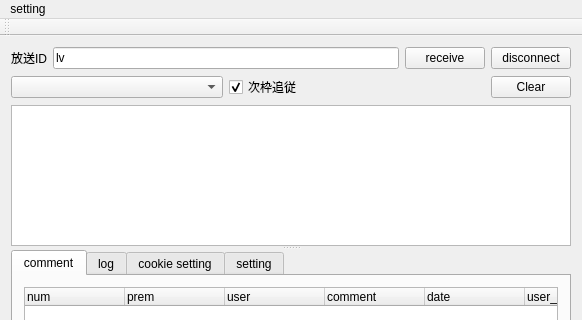
The window that ui/mainwindow.ui (diginatu/Viqo) describes before a commit, drawn with Qt 5; both pictures show x 0 to 582 and y 0 to 320 of the 582 by 500 pixel window.
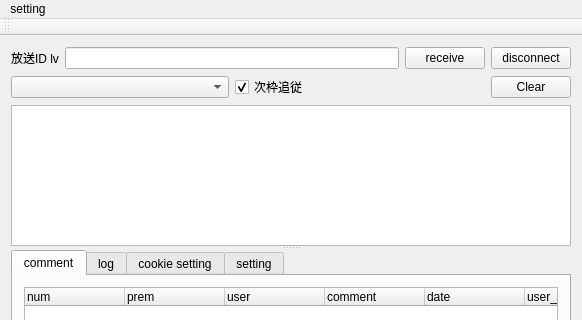
The same window after the commit.

What changed in the file:
```diff
--- a/ui/mainwindow.ui
+++ b/ui/mainwindow.ui
@@ -30,7 +30,7 @@
        </sizepolicy>
       </property>
       <property name="text">
-       <string>放送ID</string>
+       <string>放送ID lv</string>
       </property>
      </widget>
     </item>
@@ -553,7 +553,7 @@
        </sizepolicy>
       </property>
       <property name="text">
-       <string>lv</string>
+       <string/>
       </property>
      </widget>
     </item>
```
